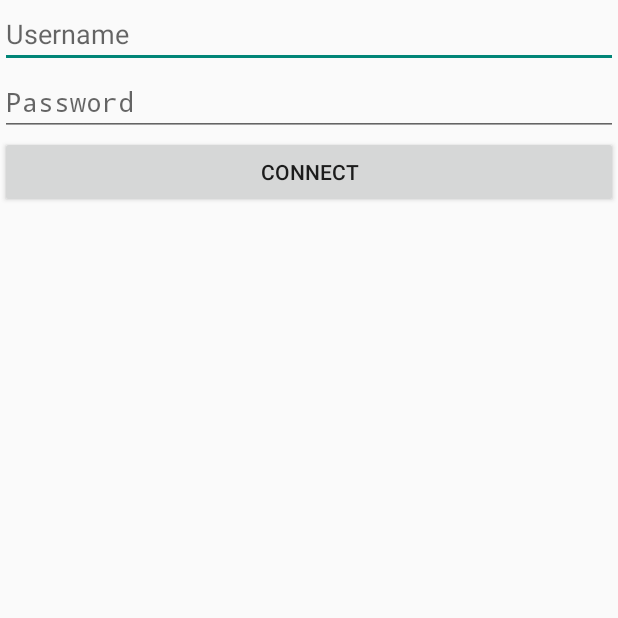
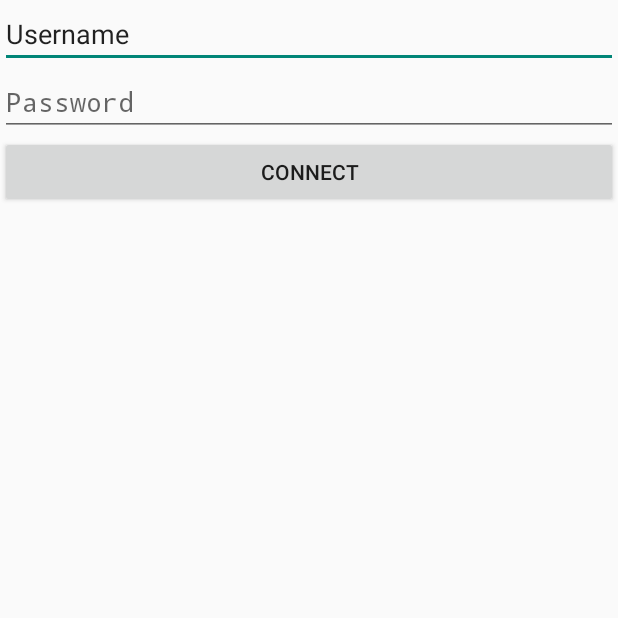
Before and after one commit to lmgichin/formations, an Android app: the screen it shows after launch (TestIntentActivity), on a phone screen of 412 x 824 dp, the top half of it. Run offline under Robolectric (Android 15) with nearby library versions, the phone set to English and light mode, and no system bars.

Commit message:
classes d'apprentissages

```diff
--- a/FormationAndroid/app/src/main/res/layout/act_intent_1.xml
+++ b/FormationAndroid/app/src/main/res/layout/act_intent_1.xml
@@ -9,7 +9,8 @@
         android:layout_width="fill_parent"
         android:layout_height="wrap_content"
         android:hint="@string/login"
-        android:id="@+id/login"/>
+        android:id="@+id/login"
+        android:text="Username" />
     <EditText
         android:layout_width="fill_parent"
         android:layout_height="wrap_content"
```
Also changed, not shown: FormationAndroid/app/src/main/res/layout/form_lang.xml (+5 -3 lines), 1 other file.
